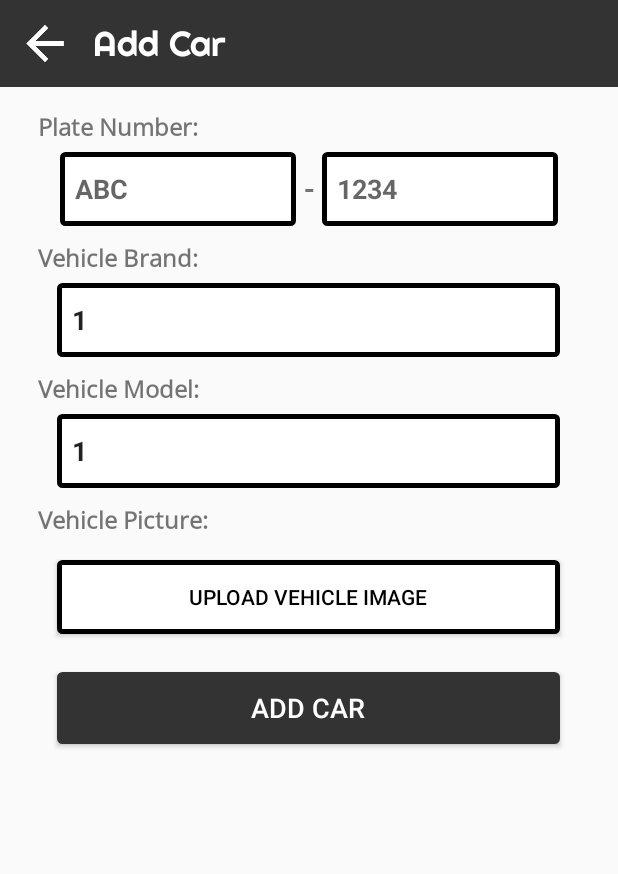
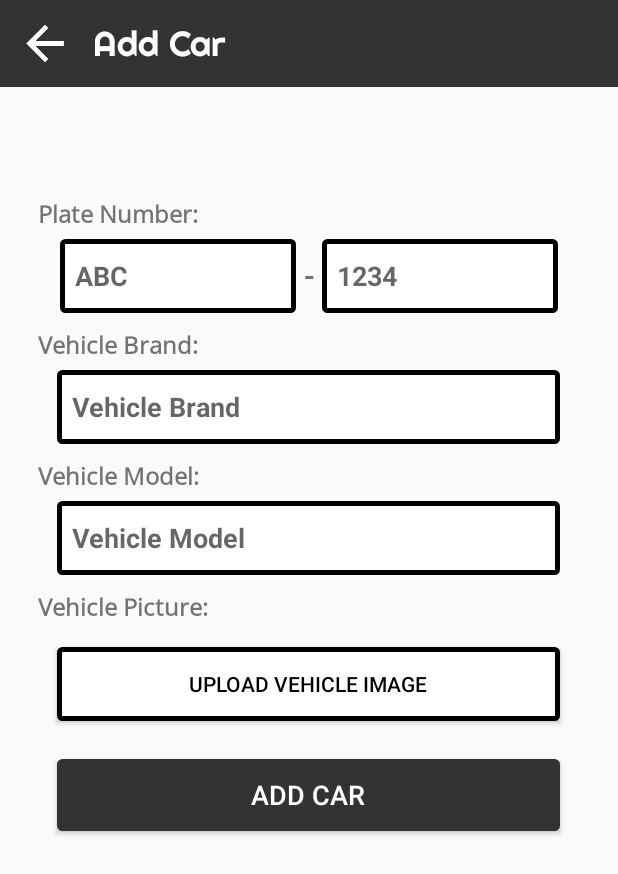
Before and after one commit to annb-oba/ParkKing-Mobile, an Android app: the AddCar screen opened directly, with no data from a screen before it, on a phone screen of 412 x 824 dp. Shown: the top 874 px of the screen. Run offline under Robolectric (Android 15) with nearby library versions, the phone set to English and light mode, and no system bars.

Commit message:
fixed last name and first name bug in sign up added backbuttons for a few activities

```diff
--- a/app/build.gradle
+++ b/app/build.gradle
@@ -34,7 +34,8 @@ dependencies {
     implementation 'com.google.android.gms:play-services-places:15.0.1'
     implementation 'com.google.android.gms:play-services-location:15.0.1'
     implementation 'com.google.android.gms:play-services-maps:15.0.1'
-  //  implementation 'com.github.bumptech.glide:compiler:4.4.0'
+    implementation 'com.github.bumptech.glide:glide:4.7.1'
+    annotationProcessor 'com.github.bumptech.glide:compiler:4.7.1'
     // implementation 'org.jbundle.util.osgi.wrapped:org.jbundle.util.osgi.wrapped.org.apache.http.client:4.1.2'
 
 }
--- a/app/src/main/java/com/example/afbu/parkking/AddCar.java
+++ b/app/src/main/java/com/example/afbu/parkking/AddCar.java
@@ -19,6 +19,7 @@ import android.widget.ArrayAdapter;
 import android.widget.AutoCompleteTextView;
 import android.widget.Button;
 import android.widget.EditText;
+import android.widget.ImageButton;
 import android.widget.ImageView;
 import android.widget.Toast;
 
@@ -49,6 +50,7 @@ public class AddCar extends AppCompatActivity {
     private String ProfileID;
     private EditText edtPlateNumber1,edtPlateNumber2, edtVehicleBrand, edtVehicleModel, edtVehicleColor;
     private Button addCar, addImage;
+    private ImageButton btnBackHome;
     private Bitmap bitmap;
     private final int IMG_REQUEST = 1;
     private static final int RESULT_LOAD_IMAGE = 0, REQUEST_CAMERA = 1;
@@ -79,12 +81,20 @@ public class AddCar extends AppCompatActivity {
         carImage.setVisibility(View.GONE);
         addCar = (Button) findViewById(R.id.AddCar_btnAddCar);
         addImage = (Button) findViewById(R.id.AddCar_btnAddImage);
+        btnBackHome = (ImageButton) findViewById(R.id.AddCar_btnBackButton);
+        btnBackHome.setOnClickListener(new View.OnClickListener() {
+            @Override
+            public void onClick(View view) {
+                finish();
+            }
+        });
 
         addImage.setOnClickListener(new View.OnClickListener() {
             @Override
             public void onClick(View view) {
                // selectImage();
                 uploadOptions();
+
             }
         });
 
@@ -94,6 +104,7 @@ public class AddCar extends AppCompatActivity {
                 addCar();
             }
         });
+
         CarBrandsSpinner.setOnItemClickListener(new AdapterView.OnItemClickListener() {
             @Override
             public void onItemClick(AdapterView<?> parent, View view, int position, long id) {
@@ -233,30 +244,20 @@ public class AddCar extends AppCompatActivity {
     private void addCar(){
         final String plate;
         final String model;
-
-
         final String picture;
-
         if(!edtPlateNumber1.getText().toString().equals("") && !edtPlateNumber2.getText().toString().equals("")){
             plate = edtPlateNumber1.getText().toString() + "-" + edtPlateNumber2.getText().toString();
         }
         else{
             plate="";
         }
-
-
         model = Integer.toString(ChosenModelId);
-
-
-
         if(bitmap!=null){
             picture = imageToString(bitmap);
-
         }
         else{
             picture=null;
         }
-
         if(picture!=null && !plate.isEmpty() && !model.isEmpty()){
             StringRequest strRequest = new StringRequest(Request.Method.POST, getString(R.string.addCarURL), new Response.Listener<String>() {
                 @Override
@@ -336,4 +337,11 @@ public class AddCar extends AppCompatActivity {
             }
         }
     }
+
+    /*@Override
+    public void finish() {
+        Intent gotoCarList = new Intent(getApplicationContext(), CarList.class);
+        startActivity(gotoCarList);
+        overridePendingTransition(R.anim.slide_in_left, R.anim.slide_out_right);
+    }*/
 }
--- a/app/src/main/java/com/example/afbu/parkking/CarList.java
+++ b/app/src/main/java/com/example/afbu/parkking/CarList.java
@@ -80,15 +80,16 @@ public class CarList extends AppCompatActivity {
                 Intent goToCarProfile = new Intent(getApplicationContext(), CarProfile.class);
                 goToCarProfile.putExtra("car_id", carObjects.get(i).getId());
                 startActivity(goToCarProfile);
-                 finish();
+
             }
         });
     }
 
     private void initResources() {
-        btnBackHome = (ImageButton) findViewById(R.id.CarList_btnBack);
+
         btnAddCar = (ImageButton) findViewById(R.id.CarList_btnAddCar);
         carListView = (ListView) findViewById(R.id.CarList_carListView);
+        btnBackHome = (ImageButton) findViewById(R.id.CarList_btnBack);
         getCarList();
     }
 
--- a/app/src/main/java/com/example/afbu/parkking/Home.java
+++ b/app/src/main/java/com/example/afbu/parkking/Home.java
@@ -443,6 +443,7 @@ public class Home extends AppCompatActivity {
                     case R.id.nav_change_password:
                         Intent gotoChangPassword = new Intent(getApplicationContext(), ChangePassword.class);
                         startActivity(gotoChangPassword);
+                        mDrawer.closeDrawer(NavMenu);
                         break;
                 }
                 return false;
--- a/app/src/main/java/com/example/afbu/parkking/SignUp.java
+++ b/app/src/main/java/com/example/afbu/parkking/SignUp.java
@@ -329,8 +329,8 @@ public class SignUp extends AppCompatActivity{
             @Override
             protected Map<String, String> getParams() throws AuthFailureError {
                 Map<String, String> parameters = new HashMap<String, String>();
-                parameters.put("last_name", FirstName.getText().toString().trim());
-                parameters.put("first_name", LastName.getText().toString().trim());
+                parameters.put("last_name", LastName.getText().toString().trim());
+                parameters.put("first_name", FirstName.getText().toString().trim());
                 parameters.put("middle_name", MiddleName.getText().toString().trim());
                 parameters.put("contact_number", CNumber.getText().toString().trim());
                 parameters.put("email", Email.getText().toString().trim());
--- a/app/src/main/res/layout/activity_add_car.xml
+++ b/app/src/main/res/layout/activity_add_car.xml
@@ -1,10 +1,11 @@
 <?xml version="1.0" encoding="utf-8"?>
-<RelativeLayout xmlns:android="http://schemas.android.com/apk/res/android"
+<LinearLayout xmlns:android="http://schemas.android.com/apk/res/android"
     xmlns:app="http://schemas.android.com/apk/res-auto"
     xmlns:tools="http://schemas.android.com/tools"
     android:layout_width="match_parent"
     android:layout_height="match_parent"
-    tools:context=".EditAccount">
+    tools:context=".EditAccount"
+    android:orientation="vertical">
 
     <RelativeLayout
         android:layout_width="match_parent"
@@ -16,21 +17,21 @@
 
 
         <ImageButton
-            android:id="@+id/EditAccount_btnBack"
+            android:id="@+id/AddCar_btnBackButton"
             android:layout_width="37dp"
             android:layout_height="wrap_content"
+            android:layout_alignParentStart="true"
             android:layout_alignParentLeft="true"
-            android:layout_alignParentStart="true"
             android:layout_alignParentTop="true"
+            android:layout_marginStart="11dp"
             android:layout_marginLeft="11dp"
-            android:layout_marginStart="11dp"
             android:background="#0000"
 
             android:scaleType="fitCenter"
             app:srcCompat="@drawable/arrow_back_white" />
 
         <TextView
-            android:id="@+id/EditAccount_txtActivityTitle"
+            android:id="@+id/AddCar_txtActivityTitle"
             android:layout_width="wrap_content"
             android:layout_height="wrap_content"
             android:layout_alignParentLeft="true"
@@ -142,7 +143,7 @@
                 android:hint="Vehicle Brand"
                 android:inputType="textPersonName"
                 android:padding="10dp"
-                android:text="1"
+                android:text=""
                 android:textStyle="bold"
                 android:typeface="sans" />
 
@@ -170,7 +171,7 @@
                 android:hint="Vehicle Model"
                 android:inputType="textPersonName"
                 android:padding="10dp"
-                android:text="1"
+                android:text=""
                 android:textStyle="bold"
                 android:typeface="sans" />
 
@@ -232,4 +233,4 @@
     </ScrollView>
 
 
-</RelativeLayout>
+</LinearLayout>
--- a/app/src/main/res/layout/activity_car_co_owners.xml
+++ b/app/src/main/res/layout/activity_car_co_owners.xml
@@ -18,7 +18,7 @@
 
 
         <ImageButton
-            android:id="@+id/CarList_btnBack"
+            android:id="@+id/CarCoOwners_btnBack"
             android:layout_width="37dp"
             android:layout_height="wrap_content"
             android:layout_alignParentStart="true"
--- a/app/src/main/res/layout/activity_car_profile.xml
+++ b/app/src/main/res/layout/activity_car_profile.xml
@@ -19,7 +19,7 @@
 
 
         <ImageButton
-            android:id="@+id/CarList_btnBack"
+            android:id="@+id/CarProfile_btnBack"
             android:layout_width="37dp"
             android:layout_height="wrap_content"
             android:layout_alignParentStart="true"
@@ -199,6 +199,7 @@
                     android:layout_height="335dp"
                     android:layout_gravity="center"
                     android:layout_marginTop="10dp"
+                    android:layout_marginBottom="40dp"
                     android:src="@drawable/sign_up_picture" />
 
                 <Button
--- a/app/src/main/res/values/strings.xml
+++ b/app/src/main/res/values/strings.xml
@@ -1,13 +1,14 @@
 <resources>
     <string name="app_name">Park King</string>
-    <string name="apiURL">http://10.23.248.40/ParkKing/public/api/</string>
-    <string name="profilepictureURL">http://10.23.248.40/ParkKing/public/uploads/vehicle_owners_profile_picture/</string>
-    <string name="vehiclepictureURL">http://10.23.248.40/ParkKing/public/uploads/vehicle_owners_cars/</string>
-    <string name="addCarURL">http://10.23.248.40/ParkKing/public/api/cars</string>
-    <string name="addCoOwnerURL">http://10.23.248.40/ParkKing/public/api/relationships</string>
-    <string name="changeCarURL">http://10.23.248.40/ParkKing/public/api/cars/changecar</string>
-    <string name="getCarInfoURL">http://10.23.248.40/ParkKing/public/api/cars/profile/</string>
+    <string name="apiURL">http://10.23.32.206/ParkKingWeb/public/api/</string>
+    <string name="profilepictureURL">http://10.23.32.206/ParkKingWeb/public/uploads/vehicle_owners_profile_picture/</string>
+    <string name="vehiclepictureURL">http://10.23.32.206/ParkKingWeb/public/uploads/vehicle_owners_cars/</string>
+    <string name="addCarURL">http://10.23.32.206/ParkKingWeb/public/api/cars</string>
+    <string name="addCoOwnerURL">http://10.23.32.206/ParkKingWeb/public/api/relationships</string>
+    <string name="changeCarURL">http://10.23.32.206/ParkKingWeb/public/api/cars/changecar</string>
+    <string name="getCarInfoURL">http://10.23.32.206/ParkKingWeb/public/api/cars/profile/</string>
     <string name="open">Open</string>
     <string name="close">Close</string>
     <string name="GOOGLE_MAPS_API_KEY">AIzaSyCtQjxcnoBE30CzU6Mu-koQYh5snMsykkY</string>
+    <string name="carImagesURL">http://10.23.32.206/ParkKingWeb/public/uploads/vehicle_owners_cars/</string>
 </resources>
```
Also changed, not shown: app/src/main/java/com/example/afbu/parkking/AddCoOwner.java (+8 -2 lines), app/src/main/java/com/example/afbu/parkking/CarCoOwners.java (+9 -1 lines), app/src/main/java/com/example/afbu/parkking/CarProfile.java (+21 -3 lines), app/src/main/res/layout/activity_add_co_owner.xml (+5 -4 lines).
